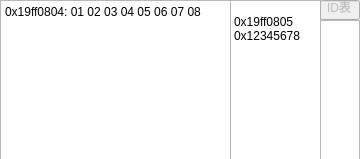
519822108/TKBM200V3, file monitordialog.ui: the form before one commit.
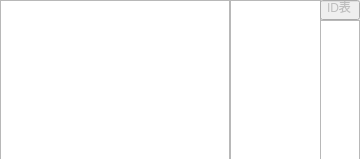
The form after the commit.

```diff
--- a/monitordialog.ui
+++ b/monitordialog.ui
@@ -13,24 +13,6 @@
   <property name="windowTitle">
    <string>Dialog</string>
   </property>
-  <widget class="QTextBrowser" name="tbr_msg">
-   <property name="geometry">
-    <rect>
-     <x>0</x>
-     <y>0</y>
-     <width>231</width>
-     <height>160</height>
-    </rect>
-   </property>
-   <property name="html">
-    <string>&lt;!DOCTYPE HTML PUBLIC &quot;-//W3C//DTD HTML 4.0//EN&quot; &quot;http://www.w3.org/TR/REC-html40/strict.dtd&quot;&gt;
-&lt;html&gt;&lt;head&gt;&lt;meta name=&quot;qrichtext&quot; content=&quot;1&quot; /&gt;&lt;style type=&quot;text/css&quot;&gt;
-p, li { white-space: pre-wrap; }
-&lt;/style&gt;&lt;/head&gt;&lt;body style=&quot; font-family:'SimSun'; font-size:9pt; font-weight:400; font-style:normal;&quot;&gt;
-&lt;p style=&quot; margin-top:0px; margin-bottom:0px; margin-left:0px; margin-right:0px; -qt-block-indent:0; text-indent:0px;&quot;&gt;0x19ff0804: 01 02 03 04 05 06 07 08&lt;/p&gt;
-&lt;p style=&quot;-qt-paragraph-type:empty; margin-top:0px; margin-bottom:0px; margin-left:0px; margin-right:0px; -qt-block-indent:0; text-indent:0px;&quot;&gt;&lt;br /&gt;&lt;/p&gt;&lt;/body&gt;&lt;/html&gt;</string>
-   </property>
-  </widget>
   <widget class="QListWidget" name="lw_fid">
    <property name="geometry">
     <rect>
@@ -45,16 +27,6 @@
      <string/>
     </property>
    </item>
-   <item>
-    <property name="text">
-     <string>0x19ff0805</string>
-    </property>
-   </item>
-   <item>
-    <property name="text">
-     <string>0x12345678</string>
-    </property>
-   </item>
   </widget>
   <widget class="QLineEdit" name="lineEdit">
    <property name="enabled">
@@ -85,6 +57,16 @@
     </rect>
    </property>
   </widget>
+  <widget class="QListWidget" name="lw_msg">
+   <property name="geometry">
+    <rect>
+     <x>0</x>
+     <y>0</y>
+     <width>230</width>
+     <height>160</height>
+    </rect>
+   </property>
+  </widget>
  </widget>
  <resources/>
  <connections/>
```
